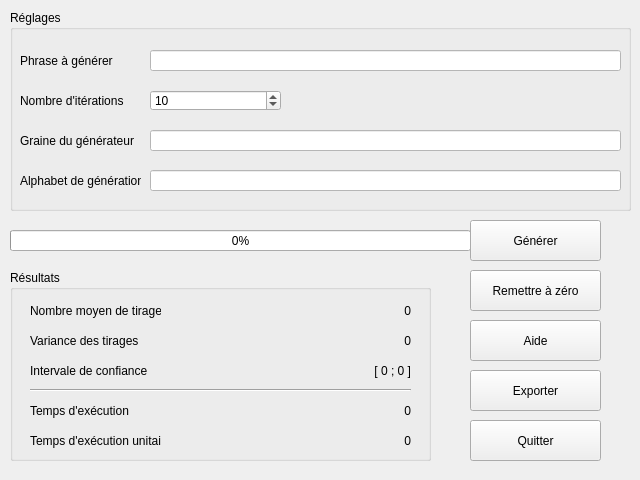
WordCloudZZ/WordCloudZZ, file src/RandomSentencesGUI/mainwindow.ui: the form before one commit.
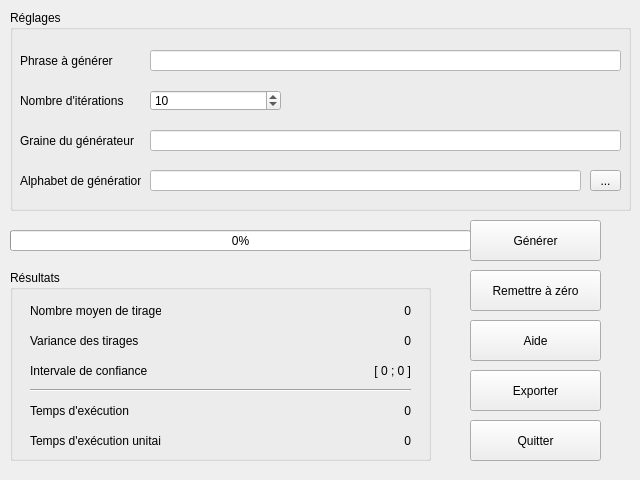
The form after the commit.

Patch:
```diff
--- a/src/RandomSentencesGUI/mainwindow.ui
+++ b/src/RandomSentencesGUI/mainwindow.ui
@@ -141,7 +141,7 @@
       <rect>
        <x>140</x>
        <y>160</y>
-       <width>471</width>
+       <width>431</width>
        <height>21</height>
       </rect>
      </property>
@@ -163,6 +163,19 @@
       <string>Alphabet de génération</string>
      </property>
     </widget>
+    <widget class="QToolButton" name="toolButton">
+     <property name="geometry">
+      <rect>
+       <x>580</x>
+       <y>160</y>
+       <width>31</width>
+       <height>21</height>
+      </rect>
+     </property>
+     <property name="text">
+      <string>...</string>
+     </property>
+    </widget>
    </widget>
    <widget class="QGroupBox" name="groupBox_2">
     <property name="geometry">
```
